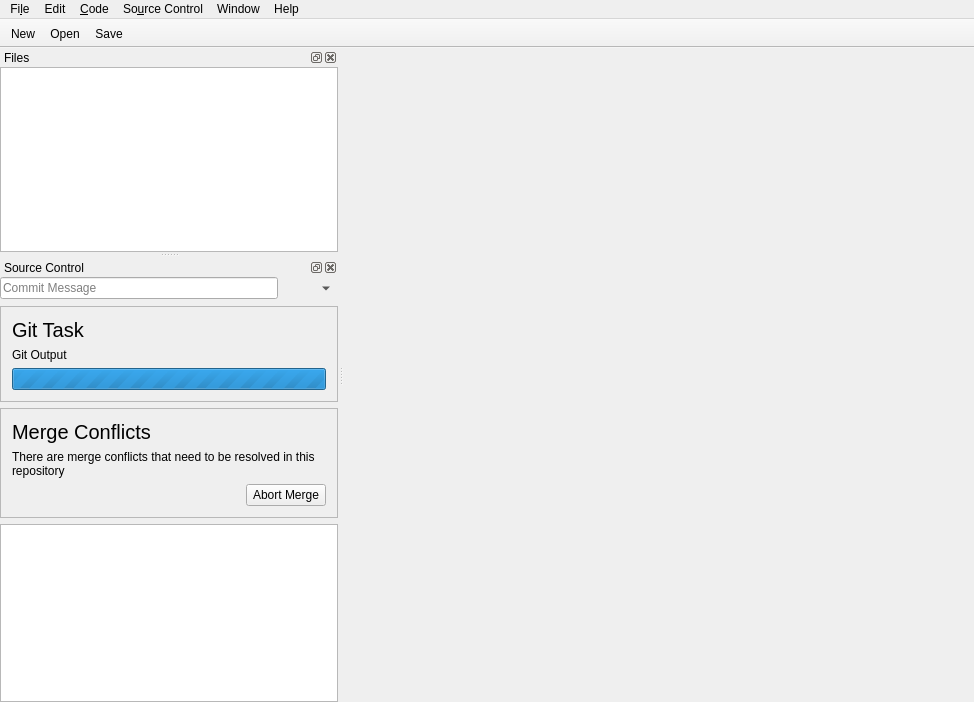
This is slate/mainwindow.ui in theCheeseboard/theSlate as Qt 5 draws it before an edit. The edited form follows.
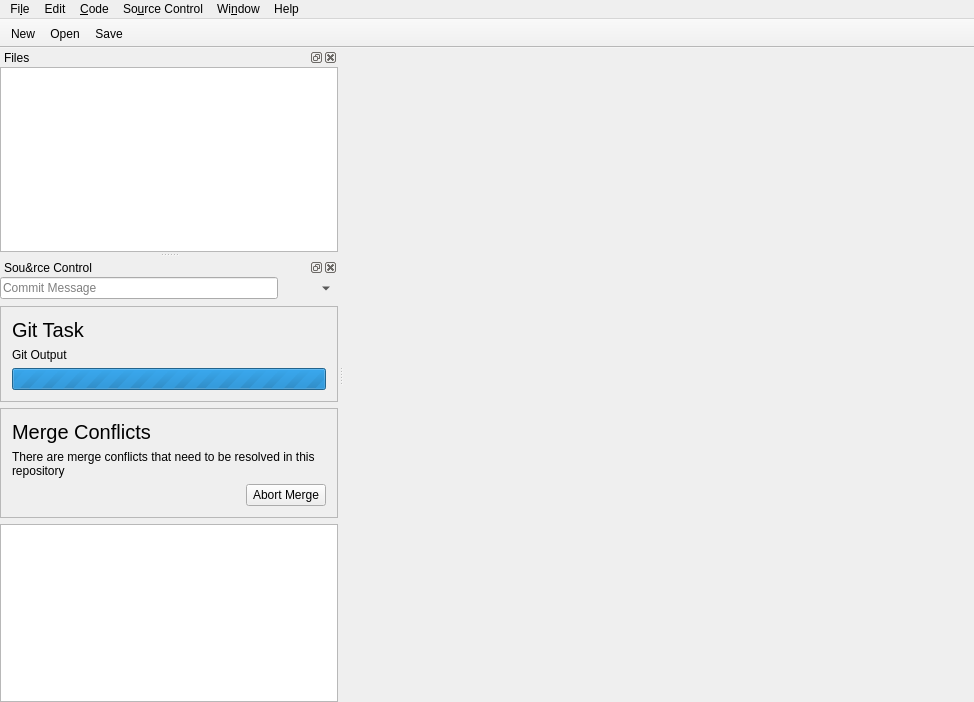
This is the edited form. Icons and pictures are not drawn.

```diff
--- a/slate/mainwindow.ui
+++ b/slate/mainwindow.ui
@@ -156,7 +156,7 @@
      <x>0</x>
      <y>0</y>
      <width>974</width>
-     <height>20</height>
+     <height>22</height>
     </rect>
    </property>
    <property name="nativeMenuBar">
@@ -213,7 +213,7 @@
    </widget>
    <widget class="QMenu" name="menuWindow">
     <property name="title">
-     <string>Window</string>
+     <string>Wi&amp;ndow</string>
     </property>
    </widget>
    <addaction name="menuFile"/>
@@ -272,7 +272,7 @@
   </widget>
   <widget class="QDockWidget" name="sourceControlDock">
    <property name="windowTitle">
-    <string>Source Control</string>
+    <string>Sou&amp;rce Control</string>
    </property>
    <attribute name="dockWidgetArea">
     <number>1</number>
```
